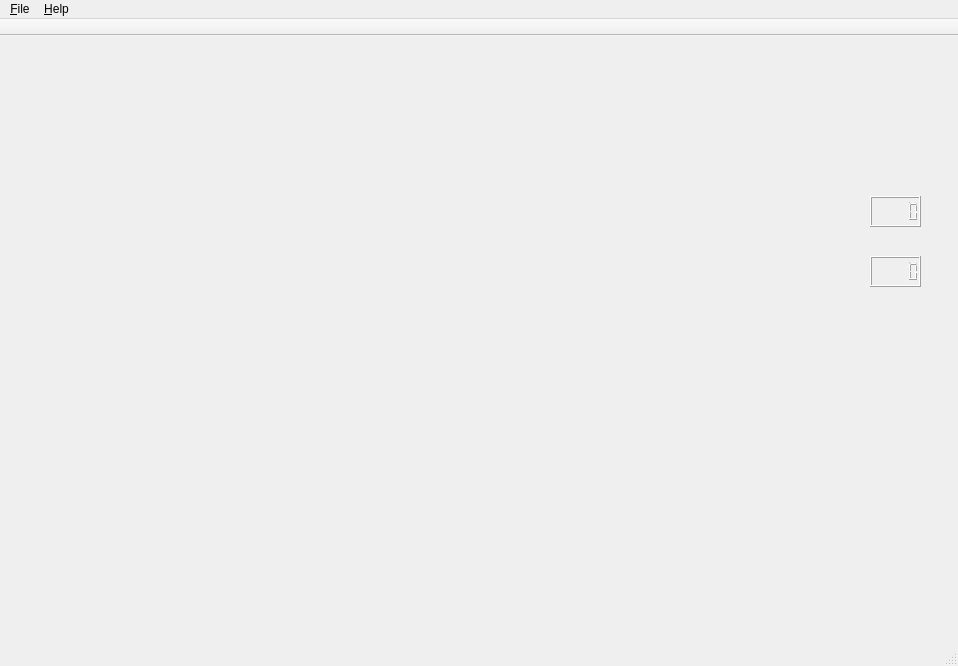
Above: src/gui/mainwindow.ui from enkelli/icp before the change. Below: the same form after it.
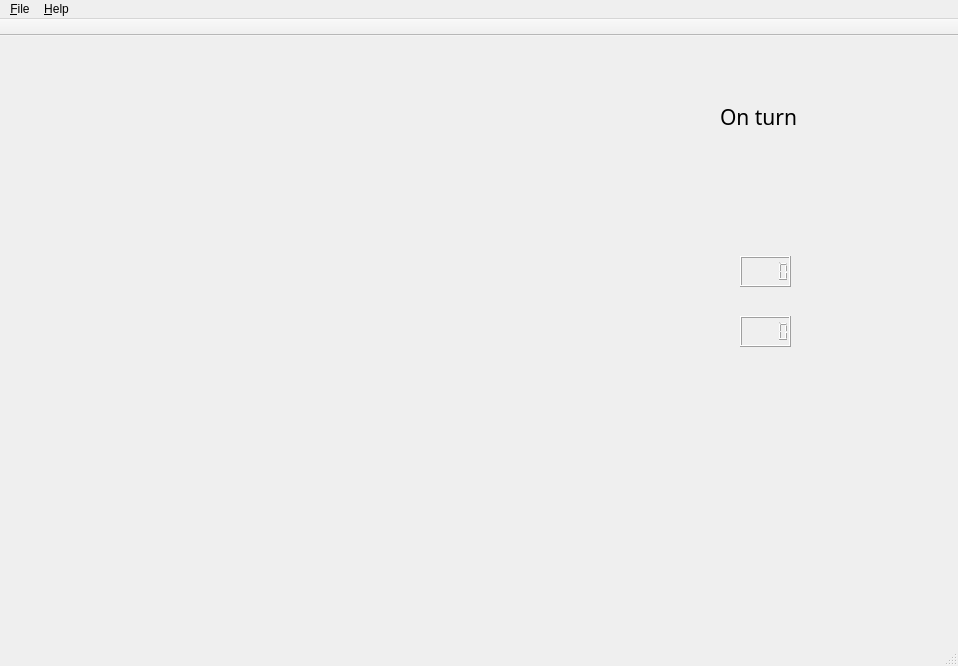
That is the form after the change. Icons and pictures are not drawn.

Commit message: Add 'on turn' indicator.

```diff
--- a/src/gui/mainwindow.ui
+++ b/src/gui/mainwindow.ui
@@ -40,8 +40,8 @@
    <widget class="QLCDNumber" name="scoreBlack">
     <property name="geometry">
      <rect>
-      <x>870</x>
-      <y>160</y>
+      <x>740</x>
+      <y>220</y>
       <width>51</width>
       <height>31</height>
      </rect>
@@ -50,8 +50,8 @@
    <widget class="QLCDNumber" name="scoreWhite">
     <property name="geometry">
      <rect>
-      <x>870</x>
-      <y>220</y>
+      <x>740</x>
+      <y>280</y>
       <width>51</width>
       <height>31</height>
      </rect>
@@ -71,8 +71,8 @@
    <widget class="QLabel" name="label">
     <property name="geometry">
      <rect>
-      <x>810</x>
-      <y>150</y>
+      <x>820</x>
+      <y>220</y>
       <width>41</width>
       <height>41</height>
      </rect>
@@ -87,8 +87,8 @@
    <widget class="QLabel" name="label_2">
     <property name="geometry">
      <rect>
-      <x>810</x>
-      <y>210</y>
+      <x>820</x>
+      <y>280</y>
       <width>41</width>
       <height>41</height>
      </rect>
@@ -100,6 +100,41 @@
      <pixmap resource="resources.qrc">:/img/white.png</pixmap>
     </property>
    </widget>
+   <widget class="QLabel" name="labelOnTurn">
+    <property name="geometry">
+     <rect>
+      <x>720</x>
+      <y>60</y>
+      <width>91</width>
+      <height>41</height>
+     </rect>
+    </property>
+    <property name="font">
+     <font>
+      <family>TeX Gyre Bonum Math</family>
+      <pointsize>16</pointsize>
+     </font>
+    </property>
+    <property name="text">
+     <string>On turn</string>
+    </property>
+   </widget>
+   <widget class="QLabel" name="labelOnTurnStone">
+    <property name="geometry">
+     <rect>
+      <x>820</x>
+      <y>60</y>
+      <width>41</width>
+      <height>41</height>
+     </rect>
+    </property>
+    <property name="text">
+     <string/>
+    </property>
+    <property name="pixmap">
+     <pixmap resource="resources.qrc">:/img/black.png</pixmap>
+    </property>
+   </widget>
   </widget>
   <widget class="QMenuBar" name="menuBar">
    <property name="geometry">
```
Left out of the diff: 6 changed lines with no effect on the pictures. The commit also changes 3 other files.
